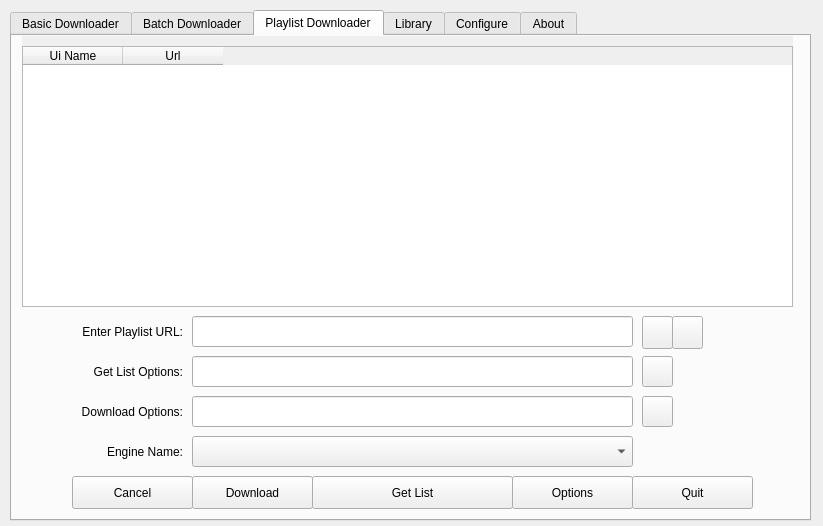
Old version of the form src/mainwindow.ui in the repository mhogomchungu/media-downloader.
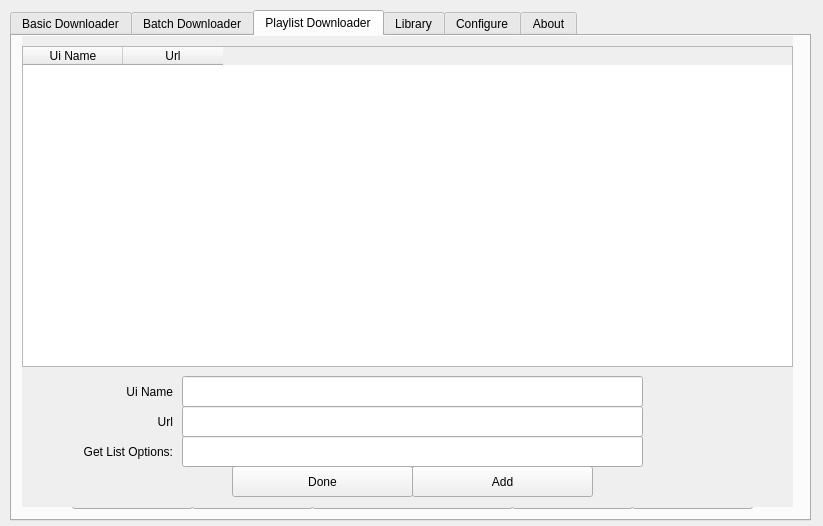
New version of the form. The open tabs and pages were chosen to show the change.

```diff
--- a/src/mainwindow.ui
+++ b/src/mainwindow.ui
@@ -875,7 +875,7 @@
         <x>10</x>
         <y>0</y>
         <width>771</width>
-        <height>271</height>
+        <height>471</height>
        </rect>
       </property>
       <property name="autoFillBackground">
@@ -885,7 +885,7 @@
        <property name="geometry">
         <rect>
          <x>0</x>
-         <y>310</y>
+         <y>340</y>
          <width>151</width>
          <height>31</height>
         </rect>
@@ -904,7 +904,7 @@
        <property name="geometry">
         <rect>
          <x>160</x>
-         <y>340</y>
+         <y>370</y>
          <width>461</width>
          <height>31</height>
         </rect>
@@ -914,7 +914,7 @@
        <property name="geometry">
         <rect>
          <x>160</x>
-         <y>310</y>
+         <y>340</y>
          <width>461</width>
          <height>31</height>
         </rect>
@@ -926,7 +926,7 @@
          <x>0</x>
          <y>10</y>
          <width>771</width>
-         <height>261</height>
+         <height>321</height>
         </rect>
        </property>
        <property name="editTriggers">
@@ -962,7 +962,7 @@
        <property name="geometry">
         <rect>
          <x>390</x>
-         <y>400</y>
+         <y>430</y>
          <width>181</width>
          <height>31</height>
         </rect>
@@ -978,7 +978,7 @@
        <property name="geometry">
         <rect>
          <x>0</x>
-         <y>340</y>
+         <y>370</y>
          <width>151</width>
          <height>31</height>
         </rect>
@@ -997,7 +997,7 @@
        <property name="geometry">
         <rect>
          <x>210</x>
-         <y>400</y>
+         <y>430</y>
          <width>181</width>
          <height>31</height>
         </rect>
@@ -1013,7 +1013,7 @@
        <property name="geometry">
         <rect>
          <x>160</x>
-         <y>370</y>
+         <y>400</y>
          <width>461</width>
          <height>31</height>
         </rect>
@@ -1023,7 +1023,7 @@
        <property name="geometry">
         <rect>
          <x>0</x>
-         <y>370</y>
+         <y>400</y>
          <width>151</width>
          <height>31</height>
         </rect>
```
